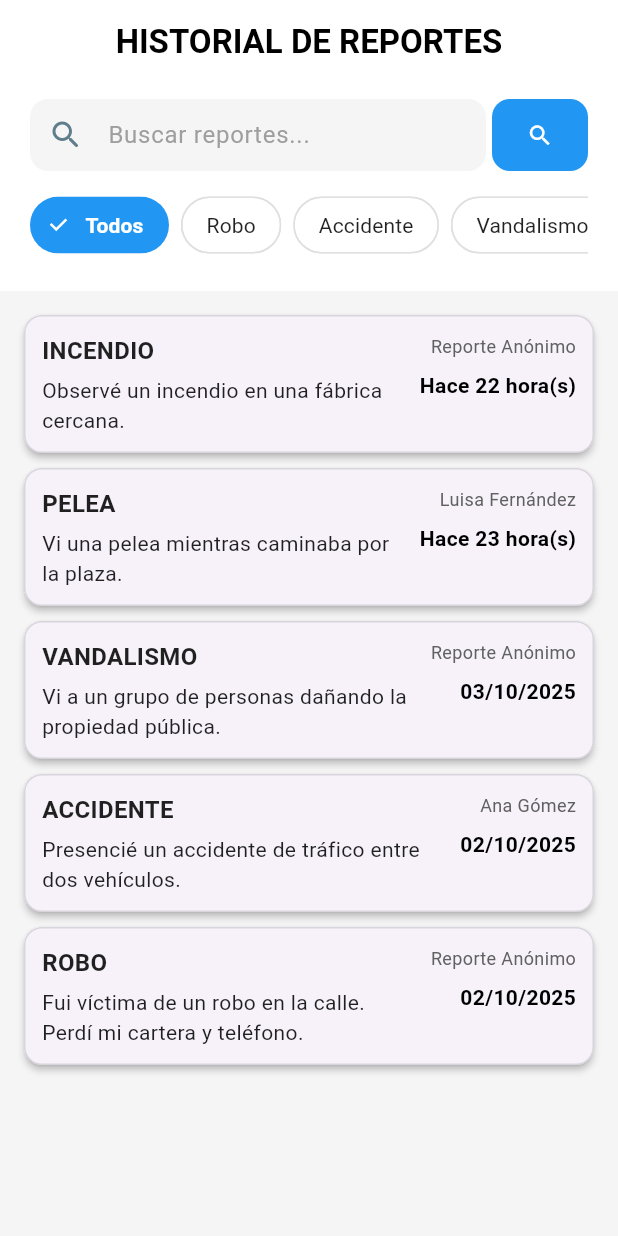
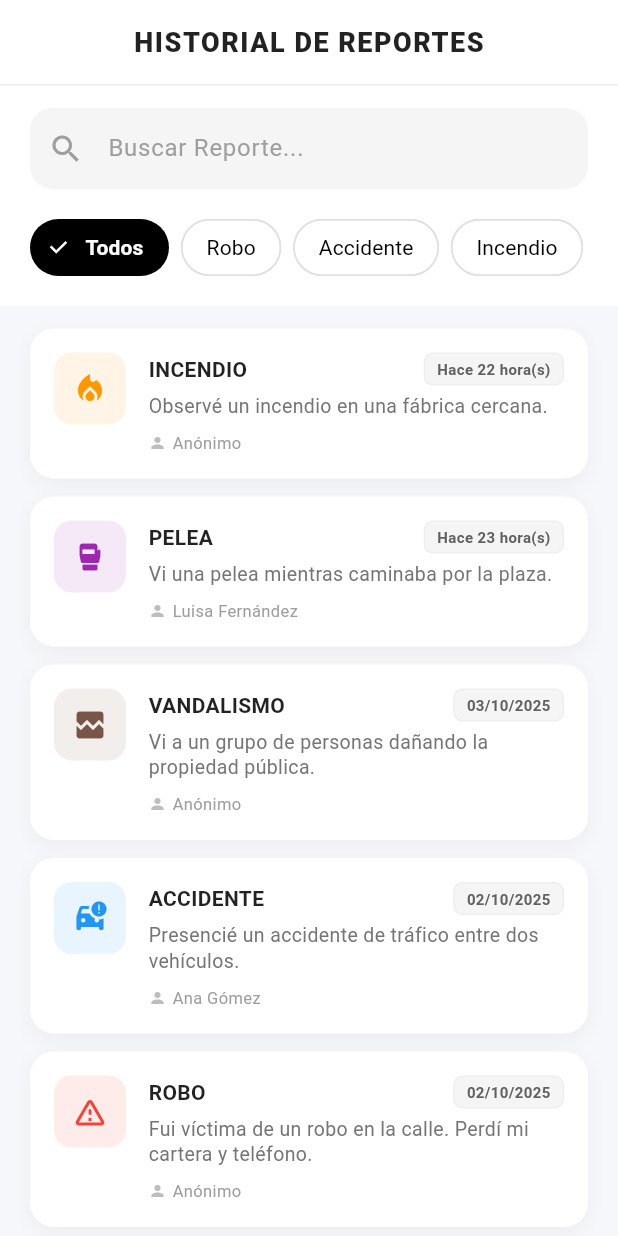
Before and after one commit to dorkzos/grupo10_proyectoFlutter_avanzado, a Flutter app: the HistorialDeReportes screen opened directly, on a phone screen of 412 x 824 dp. Run offline on Flutter 3.47's test engine with Material 3 defaults, Android fonts, the phone set to English and light mode, and no system bars; our stand-ins replace image_picker, shared_preferences; accounts and stored records are empty.

Commit message:
pantalla historial con filtro lista

```diff
--- a/lib/pantallas/historial.dart
+++ b/lib/pantallas/historial.dart
@@ -10,117 +10,216 @@ class HistorialDeReportes extends StatefulWidget {
 }
 
 class _HistorialDeReportesState extends State<HistorialDeReportes> {
+  String _filtroSeleccionado = 'Todos';
 
-  late List<Map<String, String>> listaActualizada = historialReportes.reversed.toList();
-  // --- NUEVAS FUNCIONES PARA EL DIALOG ---
+  final TextEditingController _searchController = TextEditingController();
+
+  List<Map<String, String>> _obtenerListaFiltrada() {
+    List<Map<String, String>> lista = historialReportes.reversed.toList();
+
+    if (_filtroSeleccionado != 'Todos') {
+      lista = lista.where((item) =>
+        (item['tipo'] ?? '').toUpperCase() == _filtroSeleccionado.toUpperCase()
+      ).toList();
+    }
+
+    String busqueda = _searchController.text.toLowerCase();
+    if (busqueda.isNotEmpty) {
+      lista = lista.where((item) =>
+        (item['reporte'] ?? '').toLowerCase().contains(busqueda) ||
+        (item['tipo'] ?? '').toLowerCase().contains(busqueda)
+      ).toList();
+    }
+
+    return lista;
+  }
+
+  // --- DIALOGO MODERNO ---
   void _mostrarDetalleReporte(BuildContext context, Map<String, String> reporte) {
     showDialog(
       context: context,
       builder: (BuildContext context) {
-        return AlertDialog(
-          title: Row(
+        return Dialog(
+          shape: RoundedRectangleBorder(borderRadius: BorderRadius.circular(20)),
+          elevation: 0,
+          backgroundColor: Colors.white,
+          child: Container(
+            width: MediaQuery.of(context).size.width * 0.85,
+            padding: const EdgeInsets.all(0),
+            child: Column(
+              mainAxisSize: MainAxisSize.min,
               children: [
-              const Icon(Icons.info_outline, color: Colors.red),
-              const SizedBox(width: 10),
-              Expanded(child: Text((reporte['tipo'] ?? 'REPORTE').toUpperCase(), style: const TextStyle(fontSize: 18))),
-            ],
-          ),
-          content: SingleChildScrollView(
-            child: ListBody(
-              children: <Widget>[
-                _crearLineaDetalle("Usuario:", reporte['anonimo'] == 'Sí' ? 'Anónimo' : reporte['usuario']),
-                _crearLineaDetalle("Fecha:", reporte['dia']),
-                _crearLineaDetalle("Hora:", reporte['hora']),
-                _crearLineaDetalle("Ubicación:", reporte['ubicacion']),
-                const Divider(),
-                const Text(
-                  "Descripción:",
-                  style: TextStyle(fontWeight: FontWeight.bold),
-                ),
-                const SizedBox(height: 5),
-                Text(reporte['reporte'] ?? 'Sin descripción'),
-                const SizedBox(height: 15),
+                // Cabecera
                 Container(
-                  padding: const EdgeInsets.all(8),
+                  padding: const EdgeInsets.symmetric(vertical: 20, horizontal: 20),
                   decoration: BoxDecoration(
-                    color: Colors.grey[200],
-                    borderRadius: BorderRadius.circular(8),
+                    color: _getColorPorTipo(reporte['tipo']).withOpacity(0.1),
+                    borderRadius: const BorderRadius.only(topLeft: Radius.circular(20), topRight: Radius.circular(20)),
                   ),
                   child: Row(
                     children: [
-                      const SizedBox(width: 5),
+                      Icon(_getIconoPorTipo(reporte['tipo']), color: _getColorPorTipo(reporte['tipo']), size: 28),
+                      const SizedBox(width: 15),
                       Expanded(
-                        child: Image.asset('assets/images/${reporte['evidencia']}', fit: BoxFit.cover)
-                      ),
-                    ],
+                        child: Text(
+                          (reporte['tipo'] ?? 'DETALLE').toUpperCase(),
+                          style: TextStyle(fontSize: 18, fontWeight: FontWeight.bold, color: _getColorPorTipo(reporte['tipo'])),
                         ),
                       ),
                     ],
                   ),
                 ),
-          actions: <Widget>[
-            TextButton(
-              child: const Text('CERRAR', style: TextStyle(color: Colors.red),),
-              onPressed: () {
-                Navigator.of(context).pop();
-              },
+
+                Flexible(
+                  child: SingleChildScrollView(
+                    padding: const EdgeInsets.all(25),
+                    child: Column(
+                      crossAxisAlignment: CrossAxisAlignment.start,
+                      children: [
+                        _itemDetalle(Icons.person, "Usuario", reporte['anonimo'] == 'Sí' ? 'Anónimo' : reporte['usuario']),
+                        const Divider(height: 25),
+                        _itemDetalle(Icons.calendar_today, "Fecha", reporte['dia']),
+                        const Divider(height: 25),
+                        _itemDetalle(Icons.access_time, "Hora", reporte['hora']),
+                        const Divider(height: 25),
+                        _itemDetalle(Icons.location_on, "Ubicación", reporte['ubicacion']),
+                        const Divider(height: 25),
+
+                        const Text("Descripción:", style: TextStyle(fontWeight: FontWeight.bold, color: Colors.black87)),
+                        const SizedBox(height: 8),
+                        Text(reporte['reporte'] ?? 'Sin descripción', style: const TextStyle(fontSize: 16, color: Colors.black54)),
+
+                        const SizedBox(height: 20),
+
+                        Container(
+                          width: double.infinity,
+                          height: 200,
+                          decoration: BoxDecoration(
+                            color: Colors.grey[100],
+                            borderRadius: BorderRadius.circular(15),
+                            border: Border.all(color: Colors.grey.shade300),
+                            image: DecorationImage(
+                              image: AssetImage('assets/images/${reporte['evidencia']}'),
+                              fit: BoxFit.cover,
+                              onError: (exception, stackTrace) => const NetworkImage('https://via.placeholder.com/150'),
+                            )
+                          ),
+                          child: reporte['evidencia'] == null
+                            ? const Center(child: Text("Sin evidencia"))
+                            : null,
                         ),
                       ],
+                    ),
+                  ),
+                ),
+
+                Padding(
+                  padding: const EdgeInsets.all(20),
+                  child: SizedBox(
+                    width: double.infinity,
+                    child: ElevatedButton(
+                      style: ElevatedButton.styleFrom(
+                        backgroundColor: Colors.redAccent,
+                        shape: RoundedRectangleBorder(borderRadius: BorderRadius.circular(12)),
+                        padding: const EdgeInsets.symmetric(vertical: 15)
+                      ),
+                      onPressed: () => Navigator.of(context).pop(),
+                      child: const Text('CERRAR', style: TextStyle(color: Colors.white, fontWeight: FontWeight.bold)),
+                    ),
+                  ),
+                ),
+              ],
+            ),
+          ),
         );
       },
     );
   }
 
-  Widget _crearLineaDetalle(String etiqueta, String? valor) {
-    return Padding(
-      padding: const EdgeInsets.symmetric(vertical: 4.0),
-      child: RichText(
-        text: TextSpan(
-          style: const TextStyle(color: Colors.black, fontSize: 14),
+  Widget _itemDetalle(IconData icon, String titulo, String? valor) {
+    return Row(
       children: [
-            TextSpan(text: "$etiqueta ", style: const TextStyle(fontWeight: FontWeight.bold)),
-            TextSpan(text: valor ?? 'No especificado'),
+        Icon(icon, size: 20, color: Colors.grey[600]),
+        const SizedBox(width: 15),
+        Column(
+          crossAxisAlignment: CrossAxisAlignment.start,
+          children: [
+            Text(titulo, style: TextStyle(fontSize: 12, color: Colors.grey[500], fontWeight: FontWeight.bold)),
+            Text(valor ?? '---', style: const TextStyle(fontSize: 15, fontWeight: FontWeight.w600, color: Colors.black87)),
           ],
-        ),
-      ),
+        )
+      ],
     );
   }
 
-  // LOGICA DE FILTROS
-  Widget _buildFilterChip(String label, bool isSelected) {
-    return Container(
-      margin: const EdgeInsets.only(right: 8),
-      child: FilterChip(
+  Color _getColorPorTipo(String? tipo) {
+    switch ((tipo ?? '').toUpperCase()) {
+      case 'ROBO': return Colors.red;
+      case 'INCENDIO': return Colors.orange;
+      case 'ACCIDENTE': return Colors.blue;
+      case 'PELEA': return Colors.purple;
+      case 'VANDALISMO': return Colors.brown;
+      default: return Colors.blueGrey;
+    }
+  }
+
+  IconData _getIconoPorTipo(String? tipo) {
+    switch ((tipo ?? '').toUpperCase()) {
+      case 'ROBO': return Icons.warning_amber_rounded;
+      case 'INCENDIO': return Icons.local_fire_department;
+      case 'ACCIDENTE': return Icons.car_crash;
+      case 'PELEA': return Icons.sports_mma;
+      case 'VANDALISMO': return Icons.broken_image;
+      default: return Icons.info;
+    }
+  }
+
+  Widget _buildFilterChip(String label) {
+    bool isSelected = _filtroSeleccionado == label;
+    return Padding(
+      padding: const EdgeInsets.only(right: 8.0),
+      child: ChoiceChip(
         label: Text(label),
-        labelStyle: TextStyle(
-          color: isSelected ? Colors.white : Colors.black87,
-          fontWeight: isSelected ? FontWeight.bold : FontWeight.normal,
-        ),
         selected: isSelected,
         onSelected: (bool selected) {
-          // Aquí iría la lógica de filtro
+          setState(() {
+            _filtroSeleccionado = label;
+          });
         },
+        selectedColor: Colors.black,
         backgroundColor: Colors.white,
-        selectedColor: Colors.blue,
         checkmarkColor: Colors.white,
+        labelStyle: TextStyle(
+          color: isSelected ? Colors.white : Colors.black,
+          fontWeight: isSelected ? FontWeight.bold : FontWeight.normal
+        ),
         shape: RoundedRectangleBorder(
           borderRadius: BorderRadius.circular(20),
-          side: BorderSide(color: isSelected ? Colors.transparent : Colors.grey.shade300),
+          side: BorderSide(color: isSelected ? Colors.transparent : Colors.grey.shade300)
         ),
+        elevation: 0,
+        pressElevation: 0,
       ),
     );
   }
 
   @override
   Widget build(BuildContext context) {
+
+    final listaMostrar = _obtenerListaFiltrada();
+
     return Scaffold(
-      backgroundColor: Colors.grey[100],
+      backgroundColor: const Color(0xFFF5F7FA),
       appBar: AppBar(
-        title: const Text('HISTORIAL DE REPORTES', style: TextStyle(fontWeight: FontWeight.bold)),
+        title: const Text('HISTORIAL DE REPORTES', style: TextStyle(fontWeight: FontWeight.w900, fontSize: 18, letterSpacing: 1)),
         centerTitle: true,
         backgroundColor: Colors.white,
         elevation: 0,
-        foregroundColor: Colors.black,
+        foregroundColor: Colors.black87,
+        bottom: PreferredSize(
+          preferredSize: const Size.fromHeight(1),
+          child: Container(color: Colors.grey[200], height: 1),
+        ),
       ),
       body: Column(
         children: [
@@ -128,60 +227,41 @@ class _HistorialDeReportesState extends State<HistorialDeReportes> {
           // --- SECCIÓN SUPERIOR: BUSCADOR Y FILTROS ---
           Container(
             color: Colors.white,
-            padding: const EdgeInsets.fromLTRB(20, 10, 20, 20),
+            padding: const EdgeInsets.fromLTRB(20, 15, 20, 15),
             child: Column(
               children: [
-                IntrinsicHeight(
-                  child: Row(
-                    crossAxisAlignment: CrossAxisAlignment.stretch,
-                    children: [
-                      Expanded(
-                        child: Container(
+                // Buscador
+                Container(
                   decoration: BoxDecoration(
-                            color: Colors.grey[100], // Un gris muy suave para el input
-                            borderRadius: BorderRadius.circular(12),
+                    color: Colors.grey[100],
+                    borderRadius: BorderRadius.circular(15),
                   ),
-                          child: const TextField(
-                            decoration: InputDecoration(
-                              prefixIcon: Icon(Icons.search_rounded, color: Colors.blueGrey),
-                              hintText: 'Buscar reportes...',
+                  child: TextField(
+                    controller: _searchController,
+                    onChanged: (value) => setState((){}),
+                    decoration: const InputDecoration(
+                      prefixIcon: Icon(Icons.search, color: Colors.grey),
+                      hintText: 'Buscar Reporte...',
                       hintStyle: TextStyle(color: Colors.grey),
                       border: InputBorder.none,
-                              contentPadding: EdgeInsets.symmetric(horizontal: 15, vertical: 12),
+                      contentPadding: EdgeInsets.symmetric(horizontal: 15, vertical: 15),
                     ),
                   ),
                 ),
-                      ),
-                      const SizedBox(width: 4),
 
-                      ElevatedButton(
-                        style: ElevatedButton.styleFrom(
-                          backgroundColor: Colors.blue,
-                          padding: const EdgeInsets.symmetric(horizontal: 16),
-                          shape: RoundedRectangleBorder(
-                            borderRadius: BorderRadius.circular(12),
-                          ),
-                          elevation: 0,
-                        ),
-                        onPressed: () {},
-                        child: const Icon(Icons.search, color: Colors.white),
-                      ),
-                    ],
-                  ),
-                ),
+                const SizedBox(height: 15),
 
-                const SizedBox(height: 12),
-
+                // Filtro
                 SingleChildScrollView(
                   scrollDirection: Axis.horizontal,
                   child: Row(
                     children: [
-                      _buildFilterChip('Todos', true),
-                      _buildFilterChip('Robo', false),
-                      _buildFilterChip('Accidente', false),
-                      _buildFilterChip('Vandalismo', false),
-                      _buildFilterChip('Incendio', false),
-                      _buildFilterChip('Pelea', false),
+                      _buildFilterChip('Todos'),
+                      _buildFilterChip('Robo'),
+                      _buildFilterChip('Accidente'),
+                      _buildFilterChip('Incendio'),
+                      _buildFilterChip('Pelea'),
+                      _buildFilterChip('Vandalismo'),
                     ],
                   ),
                 ),
@@ -189,90 +269,119 @@ class _HistorialDeReportesState extends State<HistorialDeReportes> {
             ),
           ),
 
+          // --- LISTA DE REPORTES ---
           Expanded(
-            flex: 2,
-            child: listaActualizada.isEmpty
+            child: listaMostrar.isEmpty
             ? Center(
                 child: Column(
                   mainAxisAlignment: MainAxisAlignment.center,
-                  children: const [
-                    Icon(Icons.folder_open, size: 60, color: Colors.grey),
-                    SizedBox(height: 10),
-                    Text("No hay historial disponible", style: TextStyle(color: Colors.grey)),
+                  children: [
+                    Icon(Icons.folder_off_outlined, size: 70, color: Colors.grey[300]),
+                    const SizedBox(height: 15),
+                    Text("No se encontraron reportes", style: TextStyle(color: Colors.grey[500], fontSize: 16)),
                   ],
                 ),
               )
             : ListView.builder(
-              padding: const EdgeInsets.all(16),
-              itemCount: listaActualizada.length,
+              padding: const EdgeInsets.symmetric(horizontal: 20, vertical: 15),
+              itemCount: listaMostrar.length,
               itemBuilder: (context, index) {
-                final notificacion = listaActualizada[index];
+                final notificacion = listaMostrar[index];
 
-                String tipo = (notificacion['tipo'] ?? 'Desconocido').toUpperCase();
+                String tipo = (notificacion['tipo'] ?? 'Desconocido');
                 String reporte = notificacion['reporte'] ?? '';
                 String usuario = notificacion['usuario'] ?? 'Anónimo';
-                if (notificacion['anonimo'] == 'Sí') {
-                  usuario = 'Reporte Anónimo';
-                }
+                if (notificacion['anonimo'] == 'Sí') usuario = 'Anónimo';
                 String fecha = notificacion['dia'] ?? '';
                 String hora = notificacion['hora'] ?? '';
 
-                return Card(
-                  elevation: 2,
-                  clipBehavior: Clip.hardEdge,
-                  shape: RoundedRectangleBorder(
-                    borderRadius: BorderRadius.circular(12),
-                    side: const BorderSide(color: Colors.black12),
+                Color colorTema = _getColorPorTipo(tipo);
+                IconData iconoTema = _getIconoPorTipo(tipo);
+
+                return Container(
+                  margin: const EdgeInsets.only(bottom: 12),
+                  decoration: BoxDecoration(
+                    color: Colors.white,
+                    borderRadius: BorderRadius.circular(16),
+                    boxShadow: [
+                      BoxShadow(
+                        color: Colors.black.withOpacity(0.04),
+                        blurRadius: 10,
+                        offset: const Offset(0, 4),
+                      )
+                    ]
                   ),
-                  margin: const EdgeInsets.only(bottom: 10),
-
+                  child: Material(
+                    color: Colors.transparent,
                     child: InkWell(
-                    splashColor: Colors.blue.withAlpha(30),
-                    onTap: () {
-                      _mostrarDetalleReporte(context, notificacion);
-                    },
+                      borderRadius: BorderRadius.circular(16),
+                      onTap: () => _mostrarDetalleReporte(context, notificacion),
                       child: Padding(
-                      padding: const EdgeInsets.all(12.0),
+                        padding: const EdgeInsets.all(16.0),
                         child: Row(
-                        mainAxisAlignment: MainAxisAlignment.spaceBetween,
                           crossAxisAlignment: CrossAxisAlignment.start,
                           children: [
+                            // Icono lateral con color de fondo
+                            Container(
+                              padding: const EdgeInsets.all(12),
+                              decoration: BoxDecoration(
+                                color: colorTema.withOpacity(0.1),
+                                borderRadius: BorderRadius.circular(12),
+                              ),
+                              child: Icon(iconoTema, color: colorTema, size: 24),
+                            ),
+                            const SizedBox(width: 15),
 
+                            // Info Central
                             Expanded(
                               child: Column(
                                 crossAxisAlignment: CrossAxisAlignment.start,
                                 children: [
+                                  Row(
+                                    mainAxisAlignment: MainAxisAlignment.spaceBetween,
+                                    children: [
                                       Text(
-                                  tipo,
-                                  style: const TextStyle(fontSize: 16, fontWeight: FontWeight.bold, color: Colors.black87),
+                                        tipo.toUpperCase(),
+                                        style: const TextStyle(fontSize: 14, fontWeight: FontWeight.bold, color: Colors.black87),
+                                      ),
+                                      // Badge de tiempo
+                                      Container(
+                                        padding: const EdgeInsets.symmetric(horizontal: 8, vertical: 3),
+                                        decoration: BoxDecoration(
+                                          color: Colors.grey[100],
+                                          borderRadius: BorderRadius.circular(6),
+                                          border: Border.all(color: Colors.grey.shade200)
+                                        ),
+                                        child: Text(
+                                          calcularTiempoTranscurrido(fecha, hora),
+                                          style: TextStyle(fontSize: 10, fontWeight: FontWeight.bold, color: Colors.grey[700]),
+                                        ),
+                                      ),
+                                    ],
                                   ),
                                   const SizedBox(height: 5),
                                   Text(
                                     reporte,
                                     maxLines: 2,
                                     overflow: TextOverflow.ellipsis,
-                                  style: const TextStyle(fontSize: 14, color: Colors.black87),
+                                    style: TextStyle(fontSize: 13, color: Colors.grey[600], height: 1.3),
+                                  ),
+                                  const SizedBox(height: 8),
+                                  Row(
+                                    children: [
+                                      Icon(Icons.person, size: 12, color: Colors.grey[400]),
+                                      const SizedBox(width: 4),
+                                      Text(
+                                        usuario,
+                                        style: TextStyle(fontSize: 11, color: Colors.grey[500]),
+                                      ),
+                                    ],
                                   ),
                                 ],
                               ),
                             ),
-
-                          const SizedBox(width: 10),
-                          Column(
-                            crossAxisAlignment: CrossAxisAlignment.end,
-                            children: [
-                              Text(
-                                usuario,
-                                style: TextStyle(fontSize: 12, color: Colors.grey[700]),
-                              ),
-                              const SizedBox(height: 8),
-                              Text(
-                                calcularTiempoTranscurrido(fecha, hora),
-                                style: const TextStyle(fontSize: 14, fontWeight: FontWeight.bold, color: Colors.black),
-                              ),
                           ],
                         ),
-                        ],
                       ),
                     ),
                   ),
```
Lines whose indentation alone changed are shown as unchanged.
